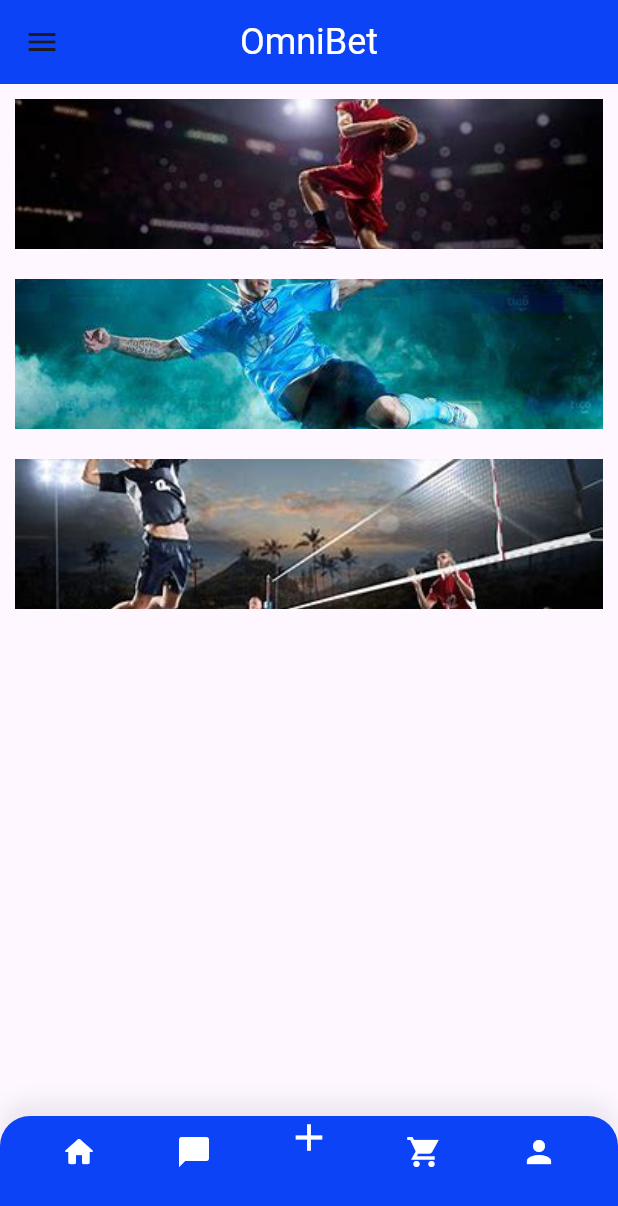
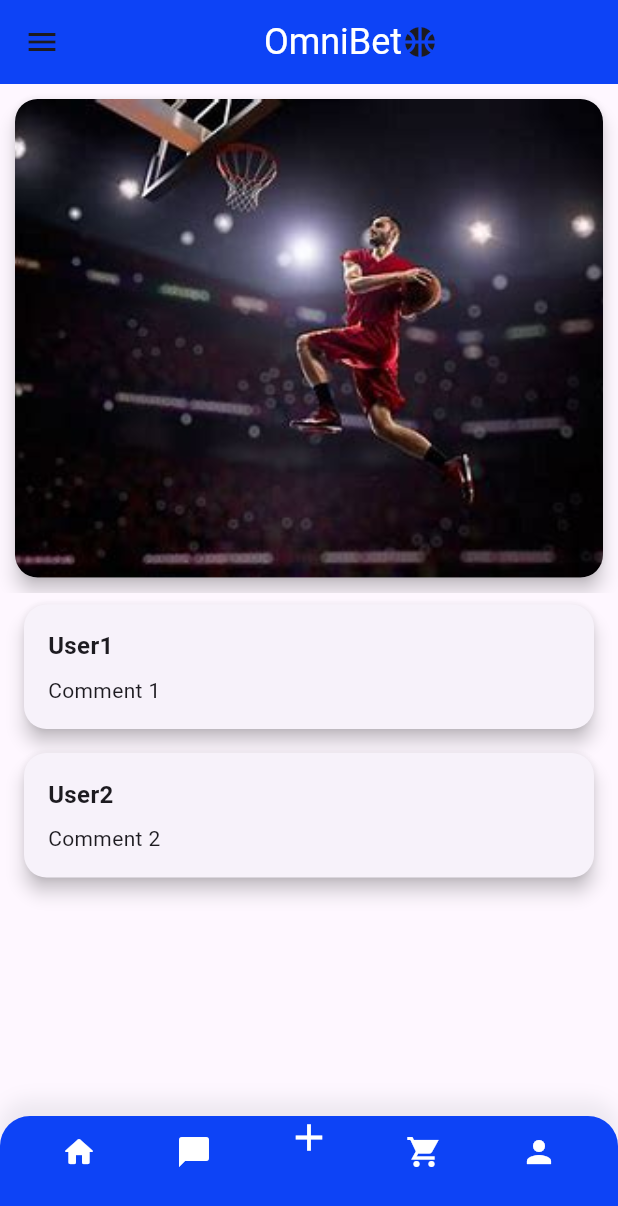
Before and after one commit to M4tte78/AP4, a Flutter app: the screen it shows after launch, on a phone screen of 412 x 824 dp. Shown: the top 1206 px of the screen. Run offline on Flutter 3.47's test engine with Material 3 defaults, Android fonts, the phone set to English and light mode, and no system bars; our stand-ins replace flutter_svg, google_fonts, share; Roboto replaces fonts that are missing (Lemon); project files that could hold a hidden picture were left out.

Commit message:
modiff design main

```diff
--- a/lib/main.dart
+++ b/lib/main.dart
@@ -1,11 +1,18 @@
+import 'package:flutter/material.dart';
 import 'package:firstapp/components/navbarwidget.dart';
 import 'package:firstapp/pages/avantages.dart';
 import 'package:firstapp/pages/bet.dart';
 import 'package:firstapp/pages/login.dart';
 import 'package:firstapp/pages/parrainage.dart';
 import 'package:firstapp/pages/profil.dart';
-import 'package:flutter/material.dart';
 import 'package:google_fonts/google_fonts.dart';
+
+class Comment {
+  final String userName;
+  final String commentText;
+
+  Comment({required this.userName, required this.commentText});
+}
 
 void main() => runApp(const MyApp());
 
@@ -29,6 +36,26 @@
 
 class _HomeState extends State<Home> {
   ThemeMode _themeMode = ThemeMode.light;
+  final PageController _pageController = PageController();
+  int _currentPage = 0;
+
+  List<Comment> comments = [
+    Comment(userName: 'User1', commentText: 'Comment 1'),
+    Comment(userName: 'User2', commentText: 'Comment 2'),
+    // Ajoutez d'autres commentaires selon vos besoins
+  ];
+
+  @override
+  void initState() {
+    super.initState();
+    Future.delayed(const Duration(seconds: 10), () {
+      _pageController.animateToPage(
+        (_currentPage + 1) % 3,
+        duration: const Duration(milliseconds: 300),
+        curve: Curves.easeInOut,
+      );
+    });
+  }
 
   @override
   Widget build(BuildContext context) {
@@ -38,12 +65,18 @@
       darkTheme: ThemeData.dark(),
       home: Scaffold(
         appBar: AppBar(
-          title: Text(
+          title: Row(
+            mainAxisAlignment: MainAxisAlignment.center,
+            children: [
+              Text(
                 'OmniBet',
                 style: GoogleFonts.lemon(
                   fontSize: 24,
                   color: Colors.white,
                 ),
+              ),
+              Icon(Icons.sports_basketball),
+            ],
           ),
           centerTitle: true,
           backgroundColor: const Color.fromARGB(255, 13, 67, 246),
@@ -52,8 +85,8 @@
           child: Column(
             children: <Widget>[
               Expanded(
-        child: Container( // Ajoutez ce widget
-          color: const Color.fromARGB(255, 255, 255, 255), // Définissez la couleur ici
+                child: Container(
+                  color: const Color.fromARGB(255, 255, 255, 255),
                   child: ListView(
                     padding: EdgeInsets.zero,
                     children: <Widget>[
@@ -61,50 +94,60 @@
                         accountName: Text('John Doe'),
                         accountEmail: Text('Johndoe@example.com'),
                         currentAccountPicture: CircleAvatar(
-                  backgroundImage: AssetImage('assets/images/astronaut.png'), // image avatar
+                          backgroundImage: AssetImage('assets/images/astronaut.png'),
                         ),
                         decoration: BoxDecoration(
                           color: Color.fromARGB(255, 13, 67, 246),
-                      )
+                        ),
                       ),
                       ListTile(
+                        leading: Icon(Icons.account_circle),
                         title: const Text('Profil'),
                         onTap: () {
                           Navigator.push(
                             context,
-                          MaterialPageRoute(builder: (context) => const ProfilPage()));
+                            MaterialPageRoute(builder: (context) => const ProfilPage()),
+                          );
                         },
                       ),
                       ListTile(
+                        leading: Icon(Icons.star),
                         title: const Text('Mes avantages'),
                         onTap: () {
                           Navigator.push(
                             context,
-                          MaterialPageRoute(builder: (context) => const AvantagesPage()));
+                            MaterialPageRoute(builder: (context) => const AvantagesPage()),
+                          );
                         },
                       ),
                       ListTile(
+                        leading: Icon(Icons.sports_soccer),
                         title: const Text('Mes paris'),
                         onTap: () {
                           Navigator.push(
                             context,
-                          MaterialPageRoute(builder: (context) => const BetPage()));
+                            MaterialPageRoute(builder: (context) => const BetPage()),
+                          );
                         },
                       ),
                       ListTile(
+                        leading: Icon(Icons.group),
                         title: const Text('Parrainage'),
                         onTap: () {
                           Navigator.push(
                             context,
-                          MaterialPageRoute(builder: (context) =>  ParrainagePage()));
+                            MaterialPageRoute(builder: (context) => ParrainagePage()),
+                          );
                         },
                       ),
                       ListTile(
+                        leading: Icon(Icons.login),
                         title: const Text('Se connecter'),
                         onTap: () {
                           Navigator.push(
                             context,
-                          MaterialPageRoute(builder: (context) => const LoginPage()));
+                            MaterialPageRoute(builder: (context) => const LoginPage()),
+                          );
                         },
                       ),
                     ],
@@ -116,9 +159,9 @@
                 children: [
                   ElevatedButton(
                     onPressed: () {
-                      // Add your logout logic here
+                      // Ajoutez votre logique de déconnexion ici
                     },
-                    child: const Icon(Icons.logout),
+                    child: const Text('Se déconnecter'),
                   ),
                   ElevatedButton(
                     onPressed: () {
@@ -130,56 +173,115 @@
                         }
                       });
                     },
-                    child: const Icon(Icons.brightness_6),
+                    child: const Text('Changer de thème'),
                   ),
                 ],
               ),
             ],
           ),
         ),
-        body: ListView(
+        body: Column(
           children: [
-    GestureDetector(
-      onTap: () {
-        print('Image basket.jpg tapped!');
-        // Ajoutez votre logique de clic ici
+            Expanded(
+              child: PageView.builder(
+                controller: _pageController,
+                onPageChanged: (index) {
+                  setState(() {
+                    _currentPage = index;
+                  });
                 },
-      child: Container(
-        height: 100, // Définissez la hauteur de l'image
-        width: 100, // Définissez la largeur de l'image
-
-        margin: EdgeInsets.all(10.0),
-        child: Image.asset('assets/images/basket.jpg', fit: BoxFit.cover),
+                itemCount: 3,
+                itemBuilder: (context, index) {
+                  return buildImageCard(index);
+                },
               ),
             ),
-    GestureDetector(
-      onTap: () {
-        print('Image foot.jpg tapped!');
-        // Ajoutez votre logique de clic ici
+            Expanded(
+              child: ListView.builder(
+                itemCount: comments.length,
+                itemBuilder: (context, index) {
+                  return buildCommentCard(comments[index]);
                 },
-      child: Container(
-        height: 100, // Définissez la hauteur de l'image
-        width: 100, // Définissez la largeur de l'image
-        margin: EdgeInsets.all(10.0),
-        child: Image.asset('assets/images/foot.jpg', fit: BoxFit.cover),
               ),
             ),
-    GestureDetector(
-      onTap: () {
-        print('Image volley.jpg tapped!');
-        // Ajoutez votre logique de clic ici
-      },
-      child: Container(
-        height: 100, // Définissez la hauteur de l'image
-        width: 100, // Définissez la largeur de l'image
-        margin: EdgeInsets.all(10.0),
-        child: Image.asset('assets/images/volley.jpg', fit: BoxFit.cover),
+          ],
+        ),
+        bottomNavigationBar: NavBarWidget(),
+      ),
+    );
+  }
+
+  Widget buildCommentCard(Comment comment) {
+    return Card(
+      margin: EdgeInsets.symmetric(horizontal: 16.0, vertical: 8.0),
+      elevation: 5,
+      shape: RoundedRectangleBorder(
+        borderRadius: BorderRadius.circular(15.0),
+      ),
+      child: Padding(
+        padding: const EdgeInsets.all(16.0),
+        child: Column(
+          crossAxisAlignment: CrossAxisAlignment.start,
+          children: [
+            Text(
+              comment.userName,
+              style: TextStyle(
+                fontWeight: FontWeight.bold,
+                fontSize: 16,
               ),
             ),
-    // Ajoutez plus de conteneurs pour plus d'images
+            SizedBox(height: 8),
+            Text(
+              comment.commentText,
+              style: TextStyle(fontSize: 14),
+            ),
           ],
         ),
-        bottomNavigationBar: NavBarWidget(), // Utilisez NavBarWidget comme barre de navigation inférieure
+      ),
+    );
+  }
+
+  Widget buildImageCard(int index) {
+    String imagePath;
+    String sportName;
+
+    switch (index) {
+      case 0:
+        imagePath = 'assets/images/basket.jpg';
+        sportName = 'Basket';
+        break;
+      case 1:
+        imagePath = 'assets/images/foot.jpg';
+        sportName = 'Foot';
+        break;
+      case 2:
+        imagePath = 'assets/images/volley.jpg';
+        sportName = 'Volley';
+        break;
+      default:
+        imagePath = 'assets/images/default.jpg';
+        sportName = 'Default';
+    }
+
+    return GestureDetector(
+      onTap: () {
+        print('Image $imagePath tapped!');
+      },
+      child: Card(
+        margin: EdgeInsets.all(10.0),
+        shape: RoundedRectangleBorder(
+          borderRadius: BorderRadius.circular(15.0),
+        ),
+        elevation: 5,
+        child: ClipRRect(
+          borderRadius: BorderRadius.circular(15.0),
+          child: Image.asset(
+            imagePath,
+            width: double.infinity,
+            height: double.infinity,
+            fit: BoxFit.cover,
+          ),
+        ),
       ),
     );
   }
```
Lines whose indentation alone changed are shown as unchanged.
